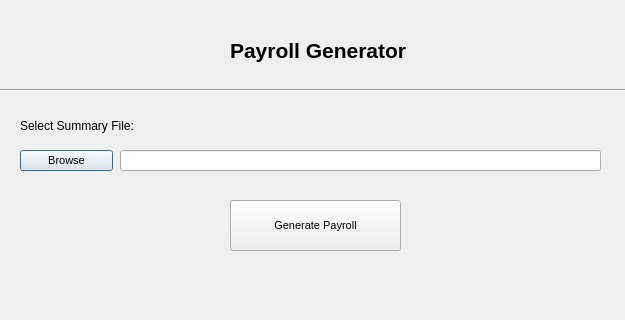
c-smith7/Payroll_script, file generator_gui.ui: the form before one commit.
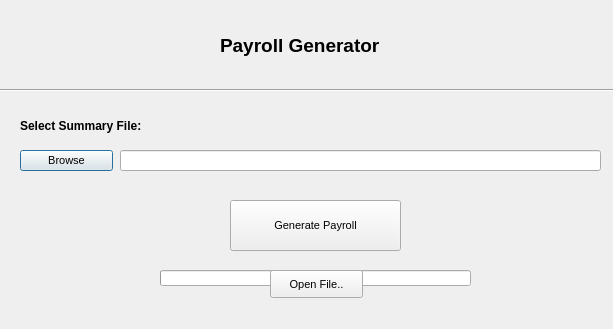
The form after the commit. Icons and pictures are not drawn.

Commit message: Added progress bar and an open generated file button.

Diff of the .ui file:
```diff
--- a/generator_gui.ui
+++ b/generator_gui.ui
@@ -6,13 +6,15 @@
    <rect>
     <x>0</x>
     <y>0</y>
-    <width>625</width>
-    <height>320</height>
+    <width>613</width>
+    <height>329</height>
    </rect>
   </property>
   <property name="font">
    <font>
-    <pointsize>8</pointsize>
+    <pointsize>9</pointsize>
+    <weight>75</weight>
+    <bold>true</bold>
    </font>
   </property>
   <property name="contextMenuPolicy">
@@ -22,7 +24,7 @@
    <string>Quikmed Payroll Generator</string>
   </property>
   <property name="windowIcon">
-   <iconset resource="icon.qrc">
+   <iconset>
     <normaloff>:/Quikmed icon/quikmed-logo.ico</normaloff>:/Quikmed icon/quikmed-logo.ico</iconset>
   </property>
   <widget class="QLineEdit" name="file_name">
@@ -34,6 +36,13 @@
      <height>21</height>
     </rect>
    </property>
+   <property name="font">
+    <font>
+     <pointsize>8</pointsize>
+     <weight>50</weight>
+     <bold>false</bold>
+    </font>
+   </property>
    <property name="text">
     <string/>
    </property>
@@ -90,53 +99,46 @@
    <property name="font">
     <font>
      <family>Arial</family>
+     <pointsize>8</pointsize>
+     <weight>50</weight>
+     <bold>false</bold>
     </font>
    </property>
    <property name="text">
     <string>Generate Payroll</string>
    </property>
   </widget>
-  <widget class="QLabel" name="qm_logo">
-   <property name="geometry">
-    <rect>
-     <x>10</x>
-     <y>10</y>
-     <width>81</width>
-     <height>71</height>
-    </rect>
-   </property>
-   <property name="text">
-    <string/>
-   </property>
-   <property name="pixmap">
-    <pixmap resource="icon.qrc">:/Quikmed icon/quikmed-logo.png</pixmap>
-   </property>
-   <property name="scaledContents">
-    <bool>true</bool>
-   </property>
-  </widget>
   <widget class="QLabel" name="title">
    <property name="geometry">
     <rect>
-     <x>230</x>
-     <y>20</y>
-     <width>181</width>
-     <height>61</height>
+     <x>220</x>
+     <y>25</y>
+     <width>201</width>
+     <height>41</height>
     </rect>
    </property>
    <property name="font">
     <font>
      <family>Arial</family>
-     <pointsize>16</pointsize>
+     <pointsize>14</pointsize>
      <weight>75</weight>
      <italic>false</italic>
      <bold>true</bold>
      <underline>false</underline>
     </font>
    </property>
+   <property name="frameShape">
+    <enum>QFrame::NoFrame</enum>
+   </property>
    <property name="text">
     <string>Payroll Generator</string>
    </property>
+   <property name="scaledContents">
+    <bool>false</bool>
+   </property>
+   <property name="margin">
+    <number>0</number>
+   </property>
   </widget>
   <widget class="Line" name="line">
    <property name="geometry">
@@ -151,6 +153,104 @@
     <enum>Qt::Horizontal</enum>
    </property>
   </widget>
+  <widget class="QLabel" name="payroll_complete">
+   <property name="enabled">
+    <bool>true</bool>
+   </property>
+   <property name="geometry">
+    <rect>
+     <x>247</x>
+     <y>260</y>
+     <width>140</width>
+     <height>30</height>
+    </rect>
+   </property>
+   <property name="font">
+    <font>
+     <family>Arial</family>
+     <pointsize>10</pointsize>
+    </font>
+   </property>
+   <property name="text">
+    <string>Payroll Complete!</string>
+   </property>
+  </widget>
+  <widget class="QProgressBar" name="prog_bar">
+   <property name="geometry">
+    <rect>
+     <x>160</x>
+     <y>270</y>
+     <width>311</width>
+     <height>16</height>
+    </rect>
+   </property>
+   <property name="font">
+    <font>
+     <family>Arial</family>
+    </font>
+   </property>
+   <property name="value">
+    <number>0</number>
+   </property>
+   <property name="textVisible">
+    <bool>false</bool>
+   </property>
+   <property name="invertedAppearance">
+    <bool>false</bool>
+   </property>
+   <property name="textDirection">
+    <enum>QProgressBar::BottomToTop</enum>
+   </property>
+  </widget>
+  <widget class="QLabel" name="logo">
+   <property name="geometry">
+    <rect>
+     <x>10</x>
+     <y>10</y>
+     <width>81</width>
+     <height>71</height>
+    </rect>
+   </property>
+   <property name="styleSheet">
+    <string notr="true">background-image: url(:/quikmed_logo/quikmed-logo.png);</string>
+   </property>
+   <property name="text">
+    <string/>
+   </property>
+   <property name="pixmap">
+    <pixmap resource="quikmed.qrc">quikmed-logo.png</pixmap>
+   </property>
+   <property name="scaledContents">
+    <bool>true</bool>
+   </property>
+  </widget>
+  <widget class="QPushButton" name="open_file_btn">
+   <property name="geometry">
+    <rect>
+     <x>270</x>
+     <y>270</y>
+     <width>93</width>
+     <height>28</height>
+    </rect>
+   </property>
+   <property name="font">
+    <font>
+     <family>Arial</family>
+     <pointsize>8</pointsize>
+     <weight>50</weight>
+     <bold>false</bold>
+    </font>
+   </property>
+   <property name="text">
+    <string>Open File..</string>
+   </property>
+   <property name="checkable">
+    <bool>false</bool>
+   </property>
+   <property name="default">
+    <bool>false</bool>
+   </property>
+  </widget>
  </widget>
  <resources>
   <include location="icon.qrc"/>
```
Left out of the diff: 2 changed lines with no effect on the pictures. The commit also changes 5 other files.
